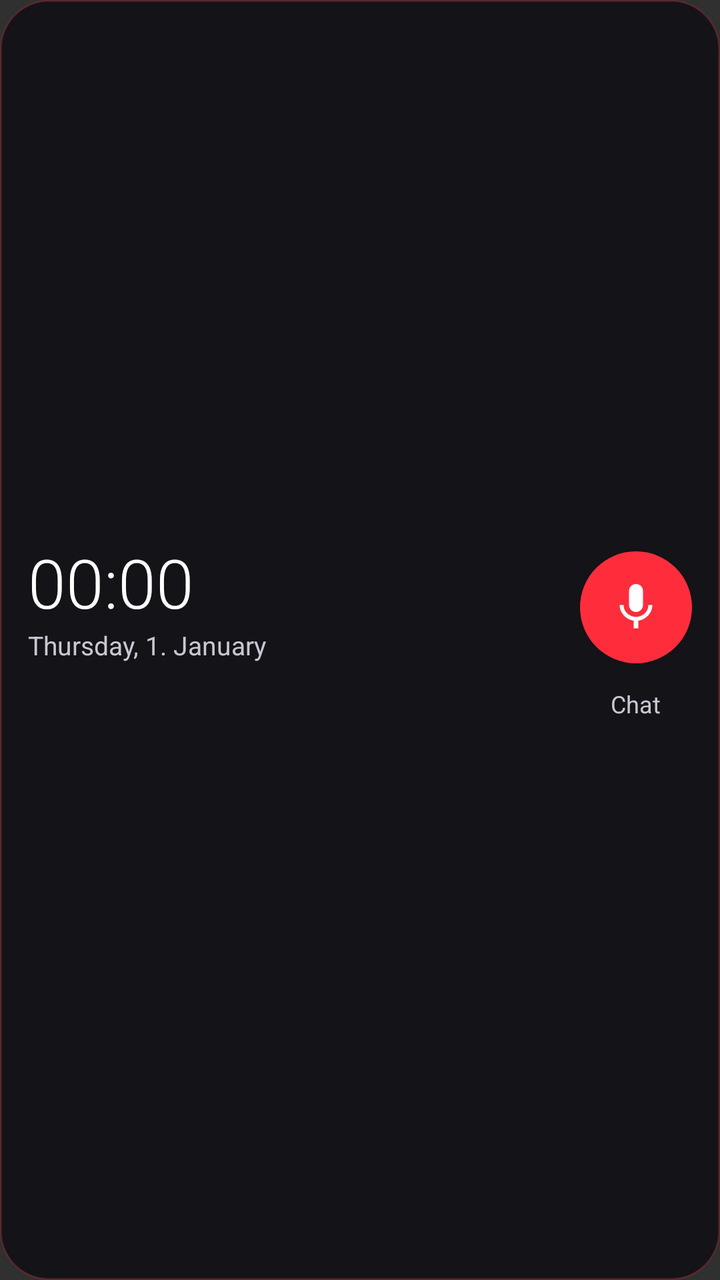
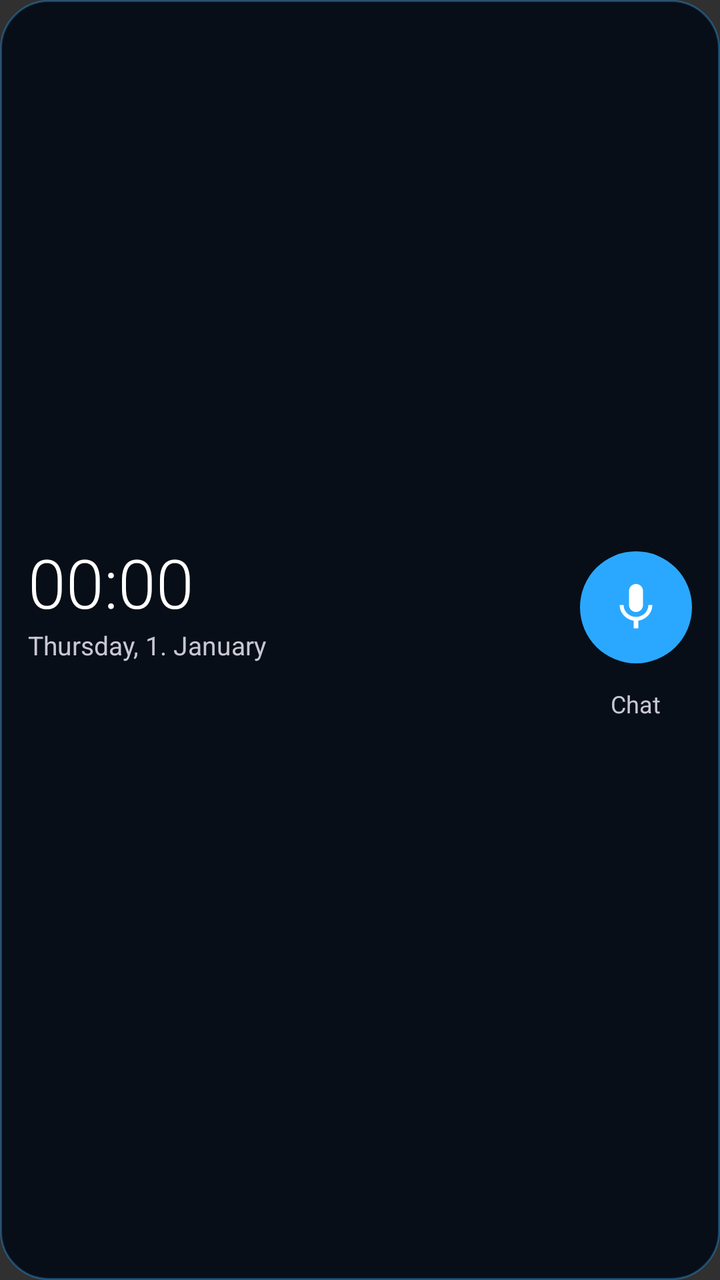

The first picture is an Android layout as it rendered before a commit; the second is the same layout after the commit. The layout source and the unified diff follow.
<!-- AndroidManifest.xml: application theme android:Theme.Material.NoActionBar -->
<!-- res/layout/widget_jarvis.xml -->
<?xml version="1.0" encoding="utf-8"?>
<LinearLayout xmlns:android="http://schemas.android.com/apk/res/android"
    android:id="@+id/w_root"
    android:layout_width="match_parent"
    android:layout_height="match_parent"
    android:background="@drawable/widget_bg"
    android:orientation="horizontal"
    android:gravity="center_vertical"
    android:padding="14dp">

    <LinearLayout
        android:layout_width="0dp"
        android:layout_height="wrap_content"
        android:layout_weight="1"
        android:orientation="vertical">

        <TextClock
            android:id="@+id/w_time"
            android:layout_width="wrap_content"
            android:layout_height="wrap_content"
            android:format12Hour="HH:mm"
            android:format24Hour="HH:mm"
            android:textColor="#FFFFFF"
            android:textSize="34sp"
            android:fontFamily="sans-serif-light" />

        <TextClock
            android:id="@+id/w_date"
            android:layout_width="wrap_content"
            android:layout_height="wrap_content"
            android:format12Hour="EEEE, d. MMMM"
            android:format24Hour="EEEE, d. MMMM"
            android:textColor="#C8C8D4"
            android:textSize="13sp" />

        <TextView
            android:id="@+id/w_next"
            android:layout_width="wrap_content"
            android:layout_height="wrap_content"
            android:layout_marginTop="6dp"
            android:maxLines="1"
            android:ellipsize="end"
            android:textColor="#FF5A66"
            android:textSize="13sp" />

        <TextView
            android:id="@+id/w_weather"
            android:layout_width="wrap_content"
            android:layout_height="wrap_content"
            android:maxLines="1"
            android:ellipsize="end"
            android:textColor="#8C8C98"
            android:textSize="12sp" />
    </LinearLayout>

    <LinearLayout
        android:layout_width="wrap_content"
        android:layout_height="wrap_content"
        android:orientation="vertical"
        android:gravity="center_horizontal">

        <ImageView
            android:id="@+id/w_mic"
            android:layout_width="56dp"
            android:layout_height="56dp"
            android:background="@drawable/widget_mic_bg"
            android:padding="14dp"
            android:src="@drawable/ic_mic"
            android:contentDescription="Mit Jarvis sprechen" />

        <TextView
            android:id="@+id/w_chat"
            android:layout_width="wrap_content"
            android:layout_height="wrap_content"
            android:layout_marginTop="8dp"
            android:padding="4dp"
            android:text="Chat"
            android:textColor="#C8C8D4"
            android:textSize="12sp" />
    </LinearLayout>
</LinearLayout>
<!-- resources referenced by this layout -->
<resources>
  <!-- drawable ic_mic (drawable) -->
  <vector xmlns:android="http://schemas.android.com/apk/res/android" android:width="24dp" android:height="24dp" android:viewportWidth="24" android:viewportHeight="24">
      <path android:fillColor="#FFFFFFFF" android:pathData="M12,14c1.66,0 3,-1.34 3,-3V5c0,-1.66 -1.34,-3 -3,-3S9,3.34 9,5v6c0,1.66 1.34,3 3,3zM17.3,11c0,3 -2.54,5.1 -5.3,5.1S6.7,14 6.7,11H5c0,3.41 2.72,6.23 6,6.72V21h2v-3.28c3.28,-0.48 6,-3.3 6,-6.72h-1.7z"/>
  </vector>
  <!-- drawable widget_bg (drawable) -->
  <?xml version="1.0" encoding="utf-8"?>
  <shape xmlns:android="http://schemas.android.com/apk/res/android" android:shape="rectangle">
      <solid android:color="#E6101016" />
      <stroke android:width="1dp" android:color="#33FF2D3C" />
      <corners android:radius="24dp" />
  </shape>
  <!-- drawable widget_mic_bg (drawable) -->
  <?xml version="1.0" encoding="utf-8"?>
  <shape xmlns:android="http://schemas.android.com/apk/res/android" android:shape="oval">
      <solid android:color="#FF2D3C" />
  </shape>
</resources>

<!-- the commit's change to res/layout/widget_jarvis.xml (unified diff, before → after) -->
@@ -40,7 +40,7 @@
             android:layout_marginTop="6dp"
             android:maxLines="1"
             android:ellipsize="end"
-            android:textColor="#FF5A66"
+            android:textColor="#4FC3FF"
             android:textSize="13sp" />
 
         <TextView
<!-- resource entries referenced after the edit -->
@@ -7,14 +7,14 @@
   <!-- drawable widget_bg (drawable) -->
   <?xml version="1.0" encoding="utf-8"?>
   <shape xmlns:android="http://schemas.android.com/apk/res/android" android:shape="rectangle">
-      <solid android:color="#E6101016" />
-      <stroke android:width="1dp" android:color="#33FF2D3C" />
+      <solid android:color="#E6040A14" />
+      <stroke android:width="1dp" android:color="#552AA8FF" />
       <corners android:radius="24dp" />
   </shape>
   <!-- drawable widget_mic_bg (drawable) -->
   <?xml version="1.0" encoding="utf-8"?>
   <shape xmlns:android="http://schemas.android.com/apk/res/android" android:shape="oval">
-      <solid android:color="#FF2D3C" />
+      <solid android:color="#2AA8FF" />
   </shape>
 </resources>
 
